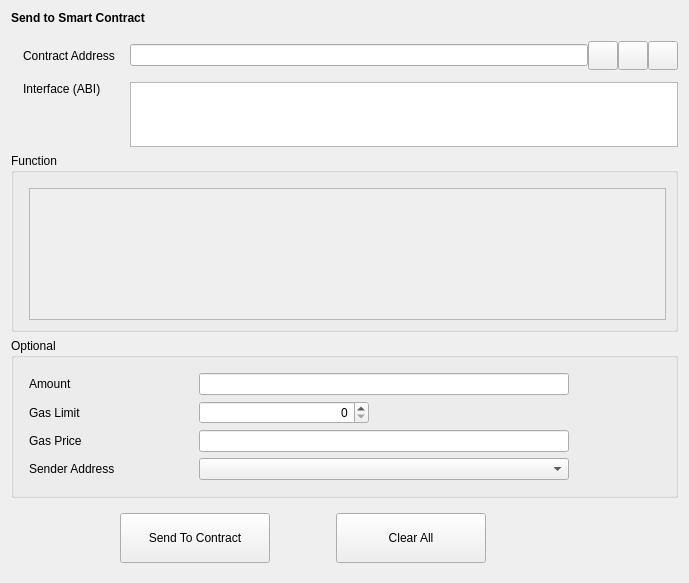
Old version of the form src/qt/forms/sendtocontract.ui in the repository qtumproject/qtum.
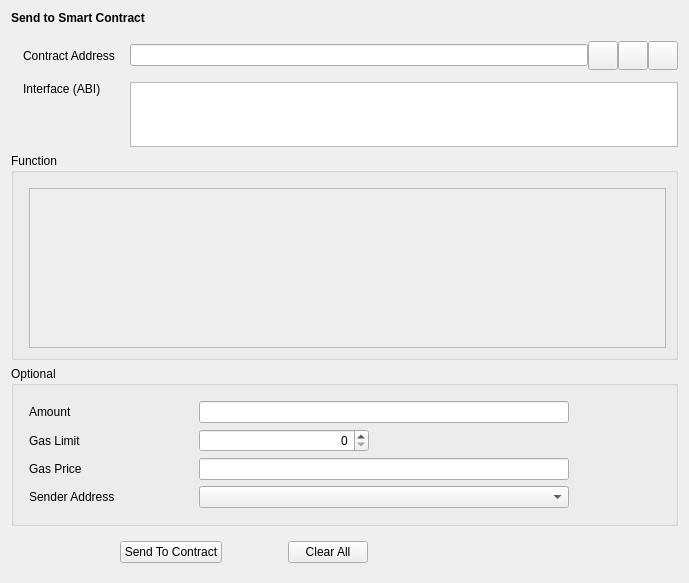
New version of the form. Custom widgets are drawn as their Qt base class.

Commit message: Update send to buttons size

```diff
--- a/src/qt/forms/sendtocontract.ui
+++ b/src/qt/forms/sendtocontract.ui
@@ -188,8 +188,8 @@
               <rect>
                <x>0</x>
                <y>0</y>
-               <width>639</width>
-               <height>124</height>
+               <width>637</width>
+               <height>139</height>
               </rect>
              </property>
             </widget>
@@ -379,12 +379,6 @@
      </item>
      <item>
       <widget class="QPushButton" name="pushButtonSendToContract">
-       <property name="minimumSize">
-        <size>
-         <width>150</width>
-         <height>50</height>
-        </size>
-       </property>
        <property name="text">
         <string>Send To Contract</string>
        </property>
@@ -408,12 +402,6 @@
      </item>
      <item>
       <widget class="QPushButton" name="pushButtonClearAll">
-       <property name="minimumSize">
-        <size>
-         <width>150</width>
-         <height>50</height>
-        </size>
-       </property>
        <property name="text">
         <string>Clear All</string>
        </property>
```
